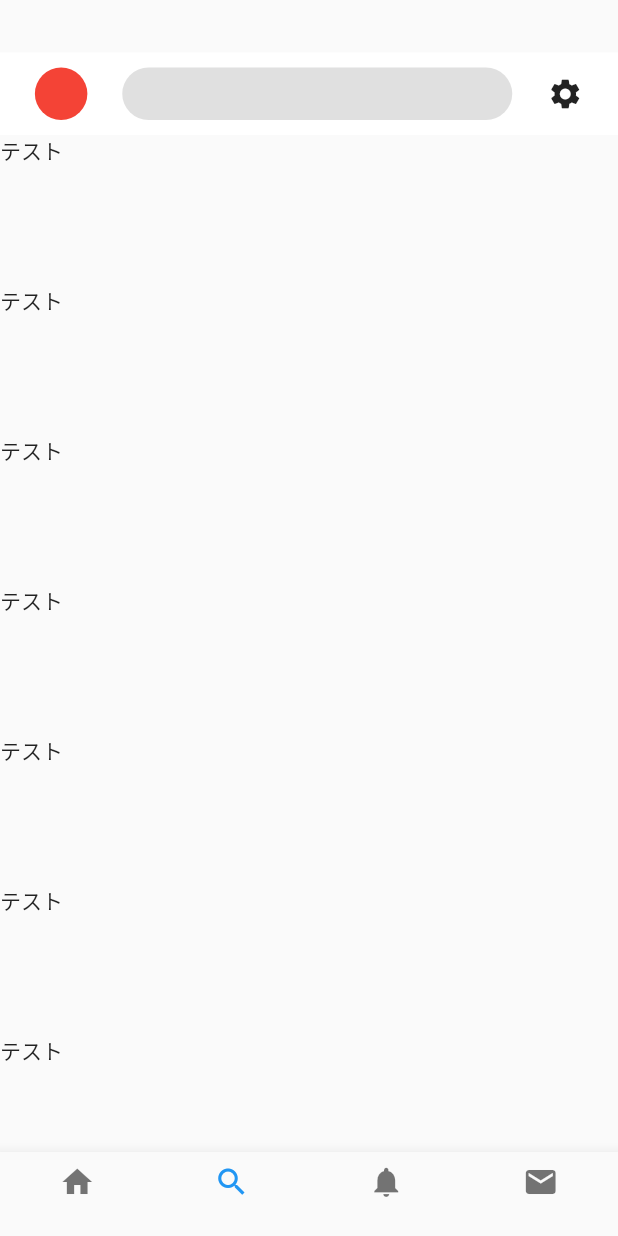
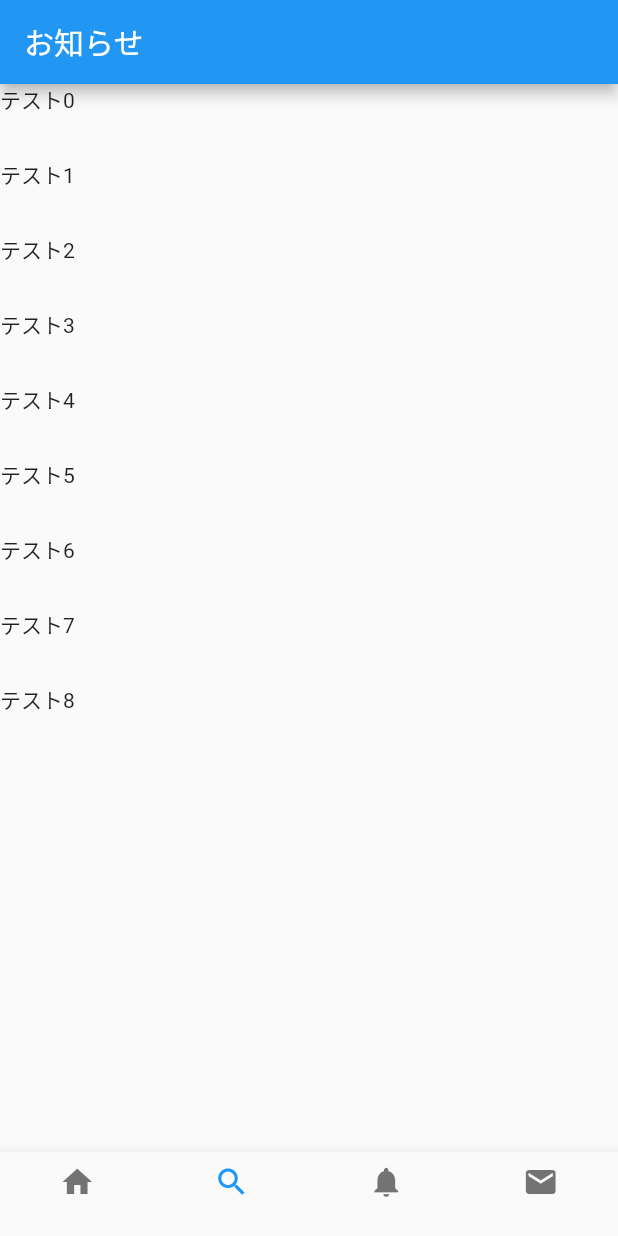
Before and after one commit to shimano-yuuki/twitter_clone, a Flutter app: the screen it shows after launch, item 2 of the bottom bar chosen, on a phone screen of 412 x 824 dp. Run offline on Flutter 3.47's test engine with Material 2 defaults, Android fonts, the phone set to English and light mode, and no system bars.

Commit message:
ListViewを使った

```diff
--- a/lib/src/screens/search.dart
+++ b/lib/src/screens/search.dart
@@ -8,130 +8,21 @@ class SearchPage extends StatefulWidget {
 }
 
 class _MyHomePageState extends State<SearchPage> {
-  int _counter = 0;
-
-  void _incrementCounter() {
-    setState(() {
-      // This call to setState tells the Flutter framework that something has
-      // changed in this State, which causes it to rerun the build method below
-      // so that the display can reflect the updated values. If we changed
-      // _counter without calling setState(), then the build method would not be
-      // called again, and so nothing would appear to happen.
-      _counter++;
-    });
-  }
-
   @override
   Widget build(BuildContext context) {
-    // This method is rerun every time setState is called, for instance as done
-    // by the _incrementCounter method above.
-    //
-    // The Flutter framework has been optimized to make rerunning build methods
-    // fast, so that you can just rebuild anything that needs updating rather
-    // than having to individually change instances of widgets.
     return Scaffold(
-      body: SingleChildScrollView(
-        child: Column(children: [
-          Container(
-            height: 35,
+      appBar: AppBar(
+        title: const Text('お知らせ'),
+      ),
+      body: ListView.builder(
+        itemCount: 9,
+        itemBuilder: (context, index) {
+          return Container(
+            child: Text("テスト${index}"),
+            height: 50,
             width: 1000,
-          ),
-          //(3) グレーの背景の四角を表示
-          Container(
-              height: 55,
-              width: 1000,
-              color: Colors.white,
-              //(4) ここからRowスタート
-              child: Row(
-                  mainAxisAlignment: MainAxisAlignment.spaceEvenly,
-                  children: [
-                    Container(
-                        height: 35,
-                        width: 35,
-                        decoration: BoxDecoration(
-                          color: Colors.red,
-                          shape: BoxShape.circle,
-                        )),
-                    Container(
-                      height: 35,
-                      width: 260,
-                      decoration: BoxDecoration(
-                        color: Colors.black12,
-                        borderRadius: BorderRadius.circular(50),
-                      ),
-                    ),
-                    Container(
-                      child: Icon(
-                        Icons.settings,
-                      ),
-                    )
-                  ])),
-          Container(
-            child: Text("テスト"),
-            height: 100,
-            width: 1000,
-          ),
-          Container(
-            child: Text("テスト"),
-            height: 100,
-            width: 1000,
-          ),
-          Container(
-            child: Text("テスト"),
-            height: 100,
-            width: 1000,
-          ),
-          Container(
-            child: Text("テスト"),
-            height: 100,
-            width: 1000,
-          ),
-          Container(
-            child: Text("テスト"),
-            height: 100,
-            width: 1000,
-          ),
-          Container(
-            child: Text("テスト"),
-            height: 100,
-            width: 1000,
-          ),
-          Container(
-            child: Text("テスト"),
-            height: 100,
-            width: 1000,
-          ),
-          Container(
-            child: Text("テスト"),
-            height: 100,
-            width: 1000,
-          ),
-          Container(
-            child: Text("テスト"),
-            height: 100,
-            width: 1000,
-          ),
-          Container(
-            child: Text("テスト"),
-            height: 100,
-            width: 1000,
-          ),
-          Container(
-            child: Text("テスト"),
-            height: 100,
-            width: 1000,
-          ),
-          Container(
-            child: Text("テスト"),
-            height: 100,
-            width: 1000,
-          ),
-          Container(
-            child: Text("テスト"),
-            height: 100,
-            width: 1000,
-          ),
-        ]), // This trailing comma makes auto-formatting nicer for build methods.
+          );
+        },
       ),
     );
   }
```
